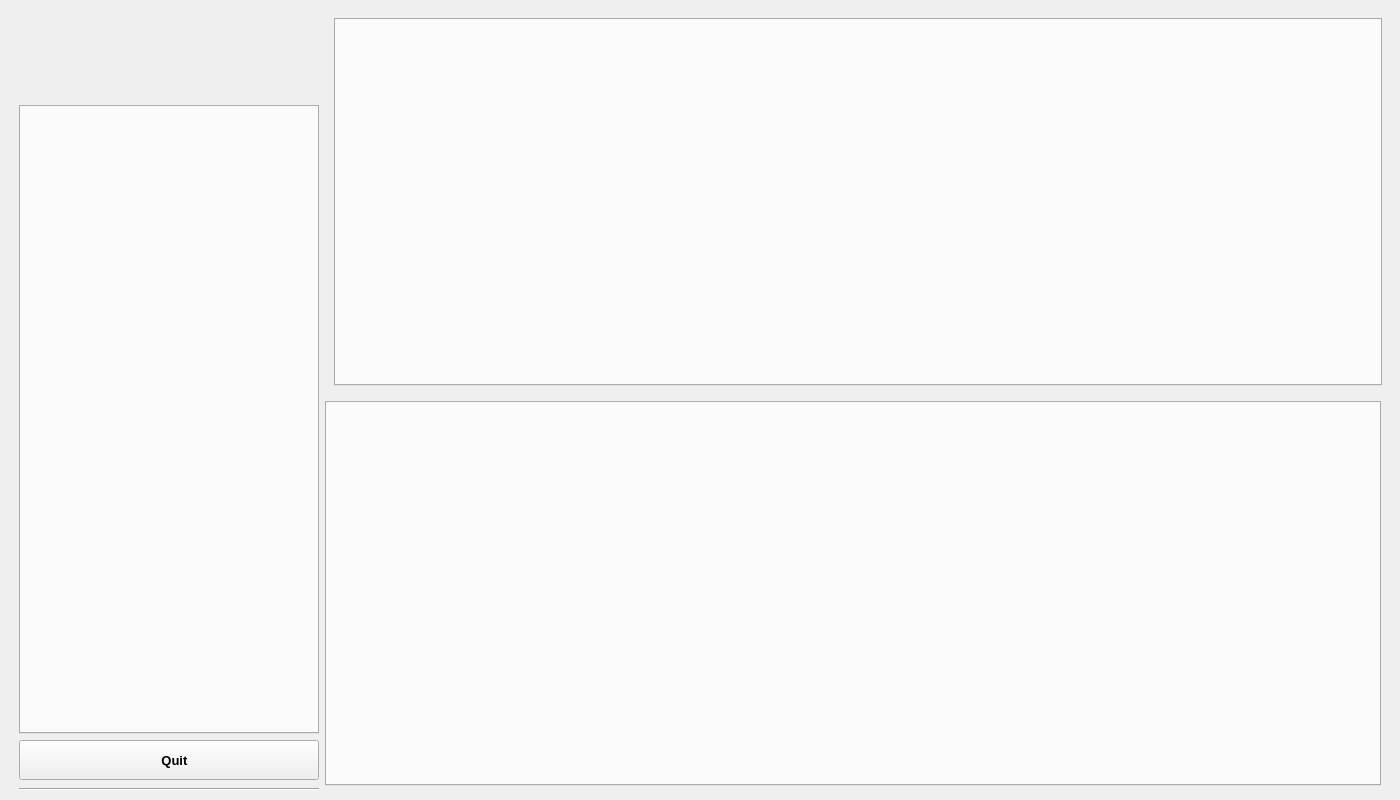
Above: src/multisense_gui/resources/multisense_gui.ui from Davidlequnchen/MultiSensorFusion-ROS-AM-Monitoring before the change. Below: the same form after it.
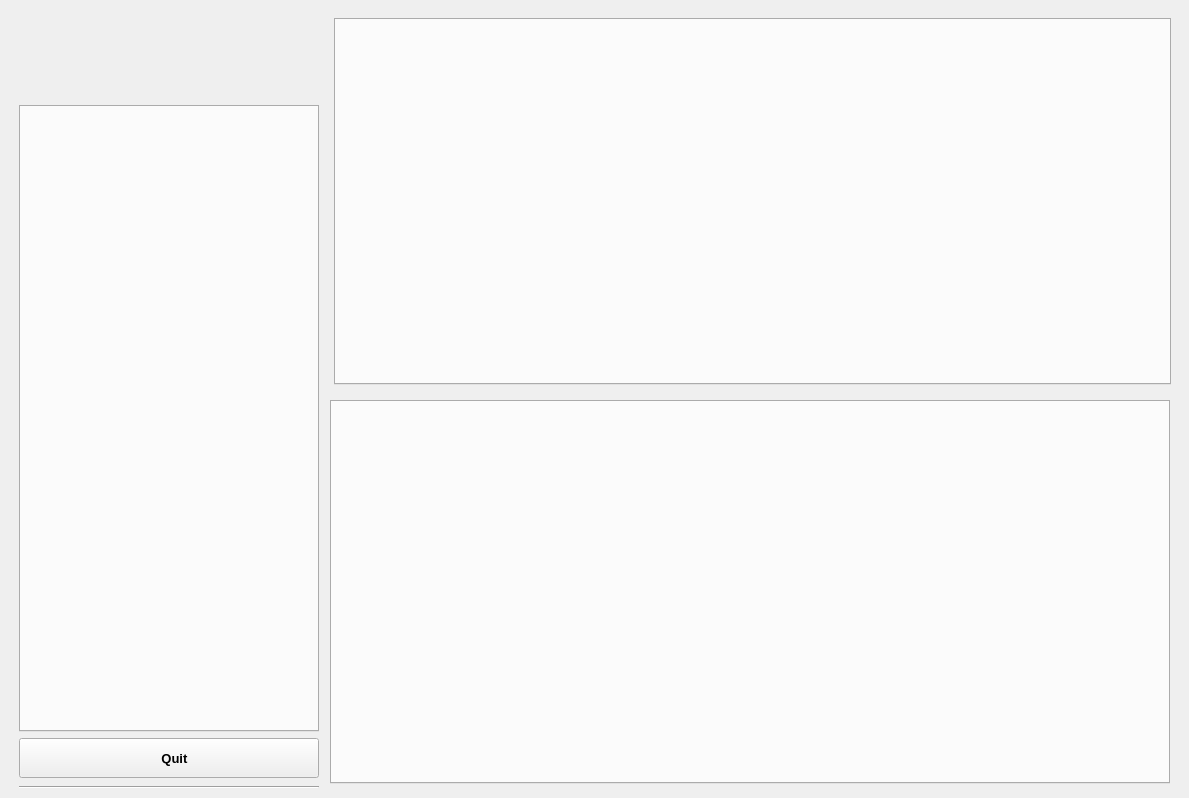
That is the form after the change. Icons and pictures are not drawn.

```diff
--- a/src/multisense_gui/resources/multisense_gui.ui
+++ b/src/multisense_gui/resources/multisense_gui.ui
@@ -6,8 +6,8 @@
    <rect>
     <x>0</x>
     <y>0</y>
-    <width>1400</width>
-    <height>800</height>
+    <width>1189</width>
+    <height>798</height>
    </rect>
   </property>
   <property name="sizePolicy">
@@ -244,7 +244,20 @@
        </widget>
       </item>
       <item>
-       <layout class="QHBoxLayout" name="horizontalLayout_2" stretch="8,2,0">
+       <layout class="QHBoxLayout" name="horizontalLayout_2" stretch="0,8,2,0">
+        <item>
+         <spacer name="horizontalSpacer_6">
+          <property name="orientation">
+           <enum>Qt::Horizontal</enum>
+          </property>
+          <property name="sizeHint" stdset="0">
+           <size>
+            <width>5</width>
+            <height>20</height>
+           </size>
+          </property>
+         </spacer>
+        </item>
         <item>
          <layout class="QHBoxLayout" name="boxPlot">
           <property name="spacing">
```
